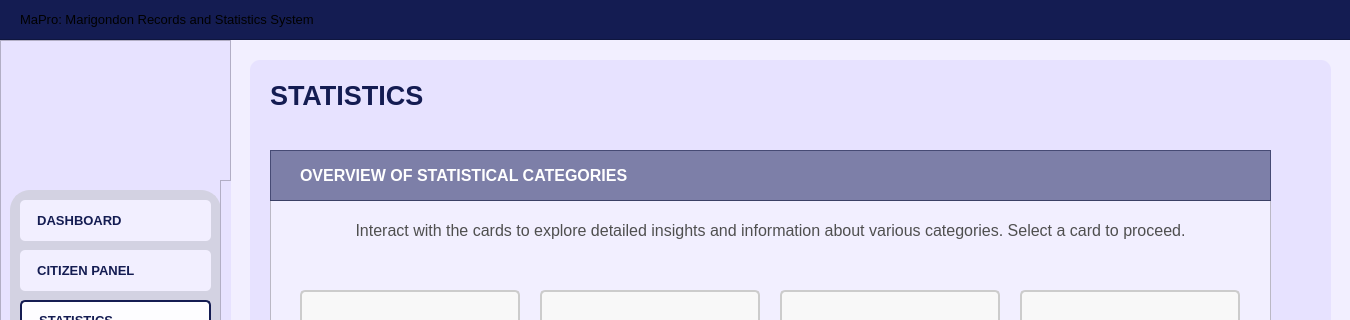
Above: Resources/UIs/MainPages/statistics.ui from Yohhannn/Barangay-Records-Statistics-System before the change; both pictures show x 0 to 1350 and y 0 to 320 of the 1350 by 850 pixel window. Below: the same form after it.
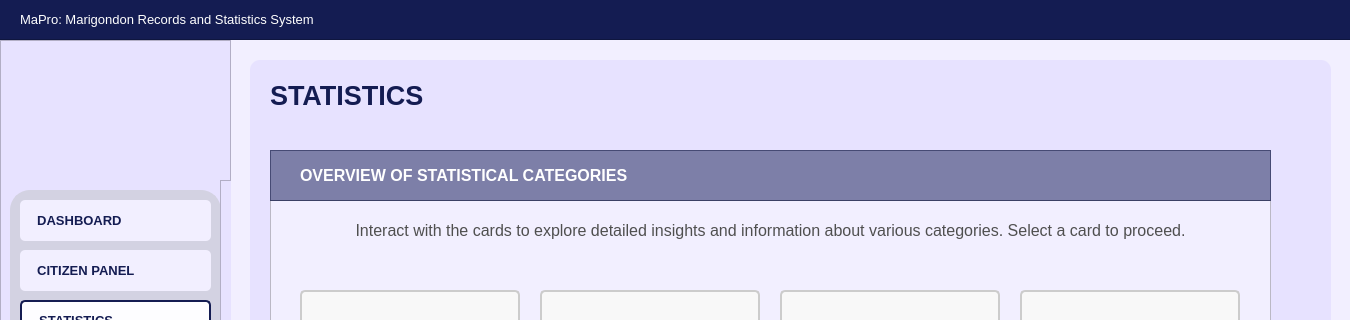
That is the form after the change. Icons and pictures are not drawn.

What changed in the file:
```diff
--- a/Resources/UIs/MainPages/statistics.ui
+++ b/Resources/UIs/MainPages/statistics.ui
@@ -773,7 +773,7 @@
     <property name="styleSheet">
      <string notr="true">#app_title {
 	background-color: transparent;
-	color: #white;
+	color: #FFFFFF;
 }
 </string>
     </property>
```
